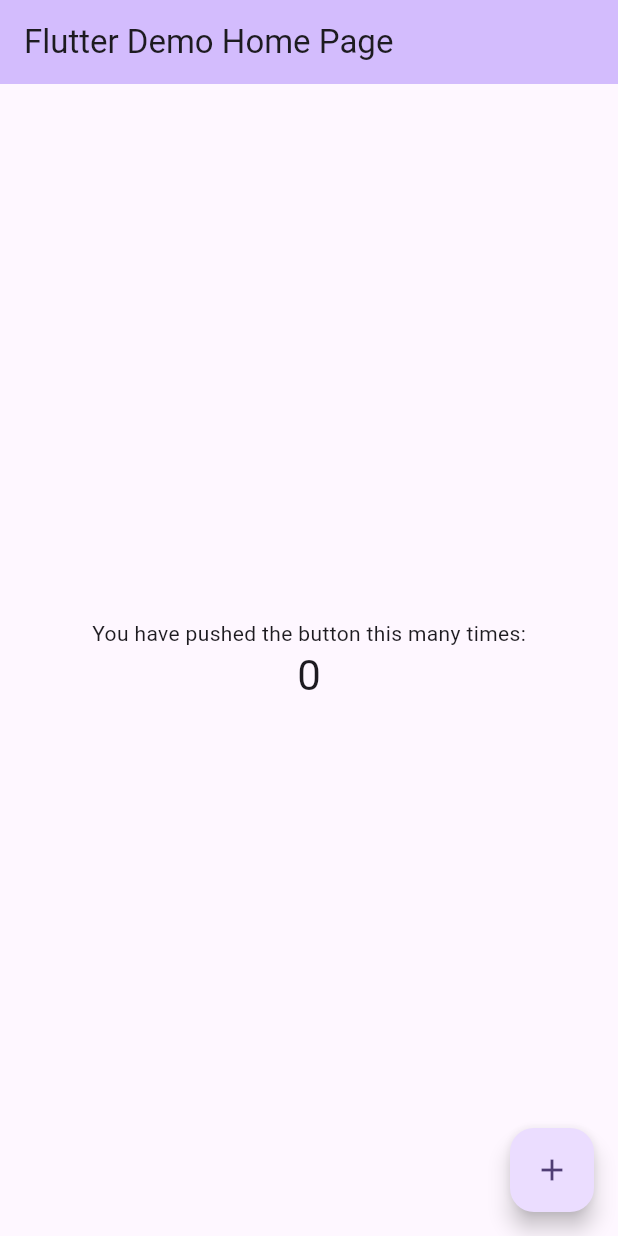
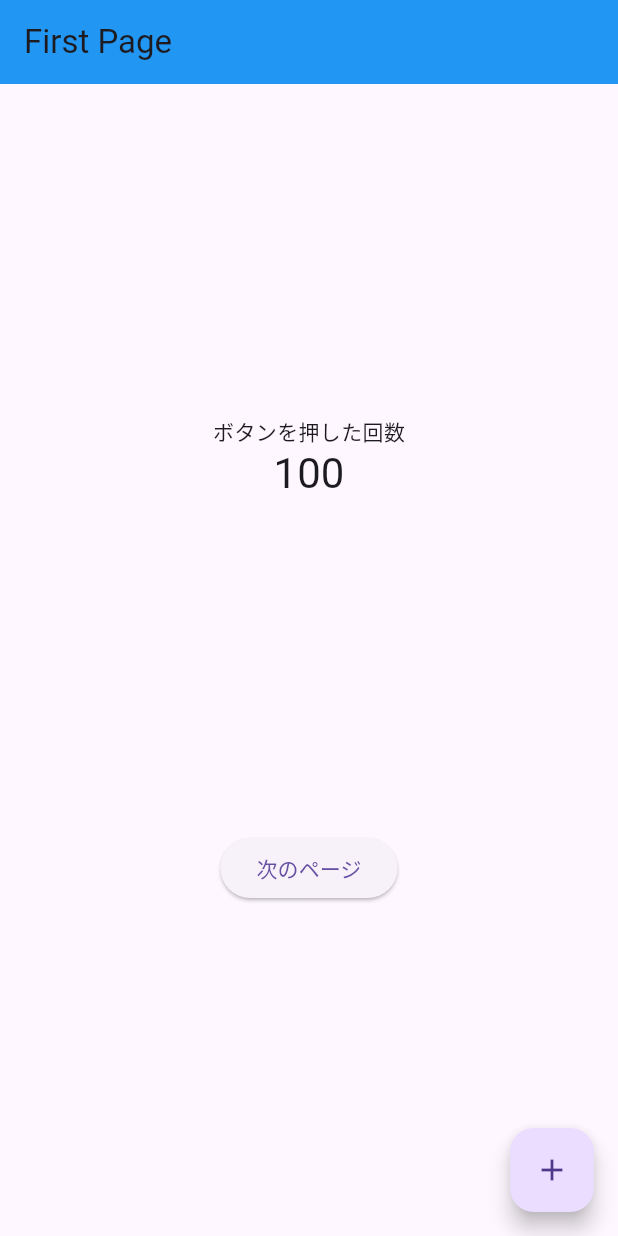
Before and after one commit to expsh13/flutter-InheritedWidget, a Flutter app: the screen it shows after launch, on a phone screen of 412 x 824 dp. Run offline on Flutter 3.47's test engine with Material 3 defaults, Android fonts, the phone set to English and light mode, and no system bars.

Commit message:
データの参照

```diff
--- a/lib/main.dart
+++ b/lib/main.dart
@@ -1,4 +1,5 @@
 import 'package:flutter/material.dart';
+import 'package:flutter_inheritedwidget/page/my_home_page.dart';
 
 void main() {
   runApp(const MyApp());
@@ -10,60 +11,29 @@ class MyApp extends StatelessWidget {
   // This widget is the root of your application.
   @override
   Widget build(BuildContext context) {
-    return MaterialApp(
-      title: 'Flutter Demo',
-      theme: ThemeData(
-        colorScheme: ColorScheme.fromSeed(seedColor: Colors.deepPurple),
-        useMaterial3: true,
+    return const InheritedCounter(
+      counter: 100,
+      child: MaterialApp(
+        home: MyHomePage(),
       ),
-      home: const MyHomePage(title: 'Flutter Demo Home Page'),
     );
   }
 }
 
-class MyHomePage extends StatefulWidget {
-  const MyHomePage({super.key, required this.title});
-  final String title;
+class InheritedCounter extends InheritedWidget {
+  const InheritedCounter({
+    super.key,
+    required this.counter,
+    //1
+    required super.child,
+  });
 
+  final int counter;
+
+  static InheritedCounter of(BuildContext context) =>
+      context.dependOnInheritedWidgetOfExactType<InheritedCounter>()!;
+
+  //2
   @override
-  State<MyHomePage> createState() => _MyHomePageState();
+  bool updateShouldNotify(covariant InheritedWidget oldWidget) => true;
 }
-
-class _MyHomePageState extends State<MyHomePage> {
-  int _counter = 0;
-
-  void _incrementCounter() {
-    setState(() {
-      _counter++;
-    });
-  }
-
-  @override
-  Widget build(BuildContext context) {
-    return Scaffold(
-      appBar: AppBar(
-        backgroundColor: Theme.of(context).colorScheme.inversePrimary,
-        title: Text(widget.title),
-      ),
-      body: Center(
-        child: Column(
-          mainAxisAlignment: MainAxisAlignment.center,
-          children: <Widget>[
-            const Text(
-              'You have pushed the button this many times:',
-            ),
-            Text(
-              '$_counter',
-              style: Theme.of(context).textTheme.headlineMedium,
-            ),
-          ],
-        ),
-      ),
-      floatingActionButton: FloatingActionButton(
-        onPressed: _incrementCounter,
-        tooltip: 'Increment',
-        child: const Icon(Icons.add),
-      ), // This trailing comma makes auto-formatting nicer for build methods.
-    );
-  }
-}
--- /dev/null
+++ b/lib/page/my_home_page.dart
@@ -0,0 +1,52 @@
+import 'package:flutter/material.dart';
+import 'package:flutter_inheritedwidget/main.dart';
+import 'package:flutter_inheritedwidget/page/second_page.dart';
+
+class MyHomePage extends StatelessWidget {
+  const MyHomePage({
+    super.key,
+  });
+
+  @override
+  Widget build(BuildContext context) {
+    return Scaffold(
+      appBar: AppBar(
+        backgroundColor: Colors.blue,
+        title: const Text('First Page'),
+      ),
+      body: Center(
+        child: Column(
+          mainAxisAlignment: MainAxisAlignment.spaceEvenly,
+          children: [
+            Column(
+              mainAxisAlignment: MainAxisAlignment.center,
+              children: <Widget>[
+                const Text(
+                  'ボタンを押した回数',
+                ),
+                Text(
+                  '${InheritedCounter.of(context).counter}',
+                  style: Theme.of(context).textTheme.headlineMedium,
+                ),
+              ],
+            ),
+            ElevatedButton(
+              onPressed: () {
+                Navigator.of(context).push<void>(
+                  MaterialPageRoute(
+                    builder: (context) => const MySecondPage(),
+                  ),
+                );
+              },
+              child: const Text('次のページ'),
+            )
+          ],
+        ),
+      ),
+      floatingActionButton: FloatingActionButton(
+        onPressed: () {},
+        child: const Icon(Icons.add),
+      ),
+    );
+  }
+}
```
Also changed, not shown: lib/page/second_page.dart (added, +45 -0 lines).
